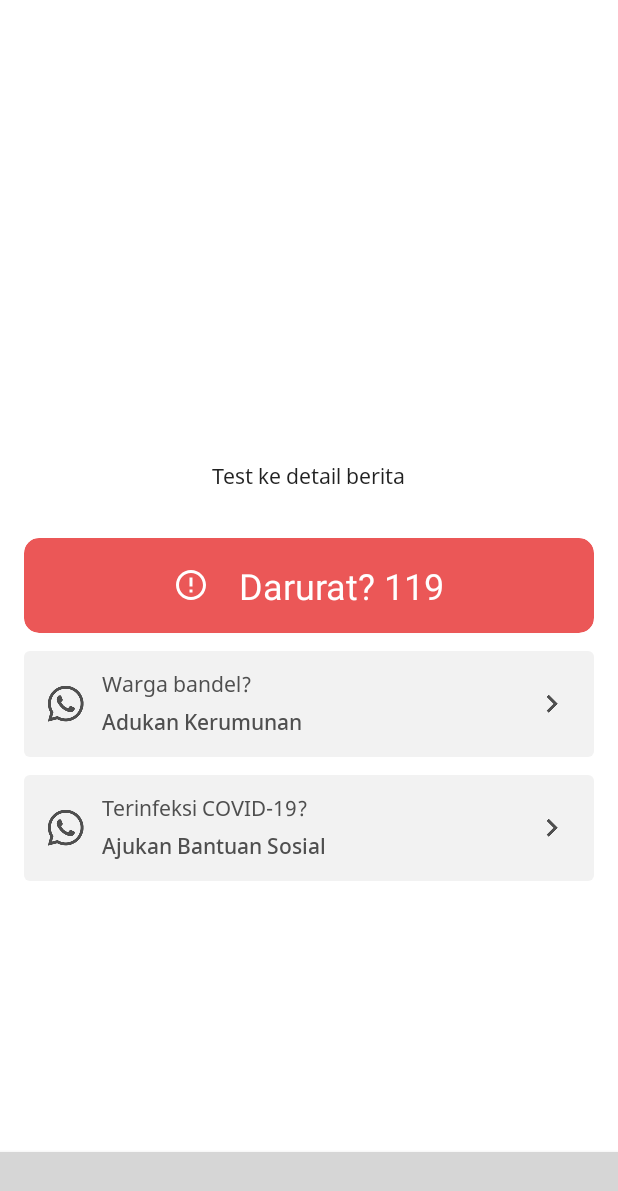
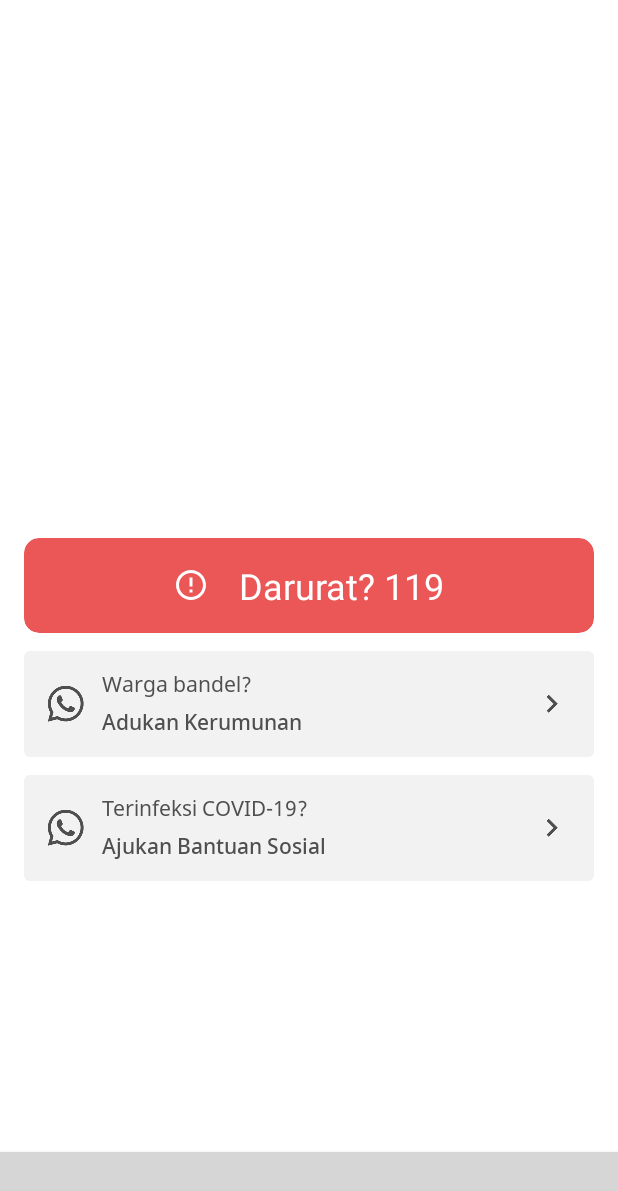
Before and after one commit to urvhee/sicovid, an Android app: the screen it shows after launch (MainActivity), on a phone screen of 412 x 824 dp. Shown: the top 1191 px of the screen. Run offline under Robolectric (Android 15) with nearby library versions, the phone set to English and light mode, and no system bars; our stand-ins replace navigation-ui; plain views replace SmoothBottomBar; 1 statement that could not run was skipped; grey boxes are pictures that could not be loaded.

Commit message:
detail berita

```diff
--- a/app/src/main/java/mtiui/dtpl/sicovid/view/statistik/StatisticFragment.kt
+++ b/app/src/main/java/mtiui/dtpl/sicovid/view/statistik/StatisticFragment.kt
@@ -51,10 +51,10 @@ class StatisticFragment : Fragment() {
             startActivity(i)
         }
 
-        text_to_detail_berita.setOnClickListener {
-            val i = Intent(this.context, BeritaDetailActivity::class.java)
-            startActivity(i)
-        }
+//        text_to_detail_berita.setOnClickListener {
+//            val i = Intent(this.context, BeritaDetailActivity::class.java)
+//            startActivity(i)
+//        }
 
     }
 }
--- a/app/src/main/res/layout/fragment_statistic.xml
+++ b/app/src/main/res/layout/fragment_statistic.xml
@@ -12,19 +12,19 @@
         android:layout_height="match_parent"
         android:background="@android:color/white">
 
-        <mtiui.dtpl.sicovid.widget.NotoText
-            app:layout_constraintStart_toStartOf="parent"
-            app:layout_constraintEnd_toEndOf="parent"
-            app:layout_constraintBottom_toTopOf="@id/btn_emergency"
+<!--        <mtiui.dtpl.sicovid.widget.NotoText-->
+<!--            app:layout_constraintStart_toStartOf="parent"-->
+<!--            app:layout_constraintEnd_toEndOf="parent"-->
+<!--            app:layout_constraintBottom_toTopOf="@id/btn_emergency"-->
 
-            android:id="@+id/text_to_detail_berita"
-            android:text="Test ke detail berita"
-            android:foreground="?android:selectableItemBackground"
-            android:layout_width="wrap_content"
-            android:layout_height="wrap_content"
-            android:layout_margin="30dp"
-            android:layout_marginStart="12dp"
-            />
+<!--            android:id="@+id/text_to_detail_berita"-->
+<!--            android:text="Test ke detail berita"-->
+<!--            android:foreground="?android:selectableItemBackground"-->
+<!--            android:layout_width="wrap_content"-->
+<!--            android:layout_height="wrap_content"-->
+<!--            android:layout_margin="30dp"-->
+<!--            android:layout_marginStart="12dp"-->
+<!--            />-->
 
         <androidx.cardview.widget.CardView
             app:layout_constraintStart_toStartOf="parent"
```
Also changed, not shown: app/src/main/java/mtiui/dtpl/sicovid/view/beritadetail/BeritaDetailActivity.kt (+10 -2 lines).
